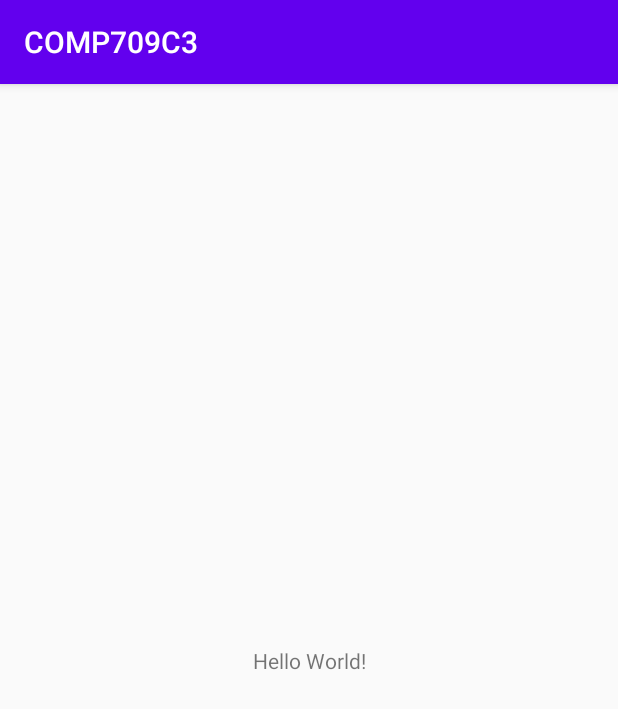
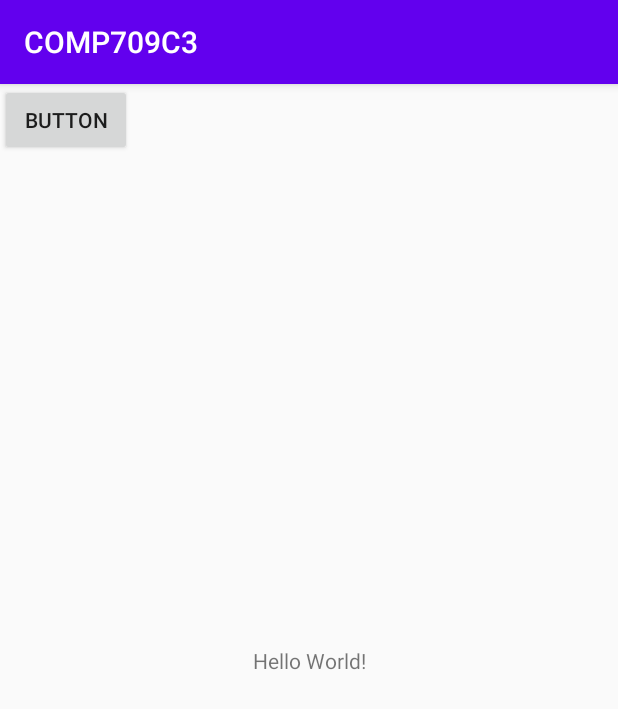
Before and after one commit to gaurav06kumar/wintec-waiata-android-app, an Android app: the screen it shows after launch (MainActivity), on a phone screen of 412 x 824 dp. Shown: the top 709 px of the screen. Run offline under Robolectric (Android 15) with nearby library versions, the phone set to English and light mode, and no system bars.

Commit message:
nothing just add button

```diff
--- a/app/src/main/res/layout/activity_main.xml
+++ b/app/src/main/res/layout/activity_main.xml
@@ -15,4 +15,13 @@
         app:layout_constraintRight_toRightOf="parent"
         app:layout_constraintTop_toTopOf="parent" />
 
+    <Button
+        android:id="@+id/button"
+        android:layout_width="wrap_content"
+        android:layout_height="wrap_content"
+        android:text="Button"
+        tools:layout_editor_absoluteX="112dp"
+        tools:layout_editor_absoluteY="231dp" />
+
+
 </androidx.constraintlayout.widget.ConstraintLayout>
--- a/build.gradle
+++ b/build.gradle
@@ -8,7 +8,7 @@ buildscript {
 
     }
     dependencies {
-        classpath 'com.android.tools.build:gradle:3.6.1'
+        classpath 'com.android.tools.build:gradle:4.0.0'
 
 
         // NOTE: Do not place your application dependencies here; they belong
```
Also changed, not shown: gradle/wrapper/gradle-wrapper.properties.
